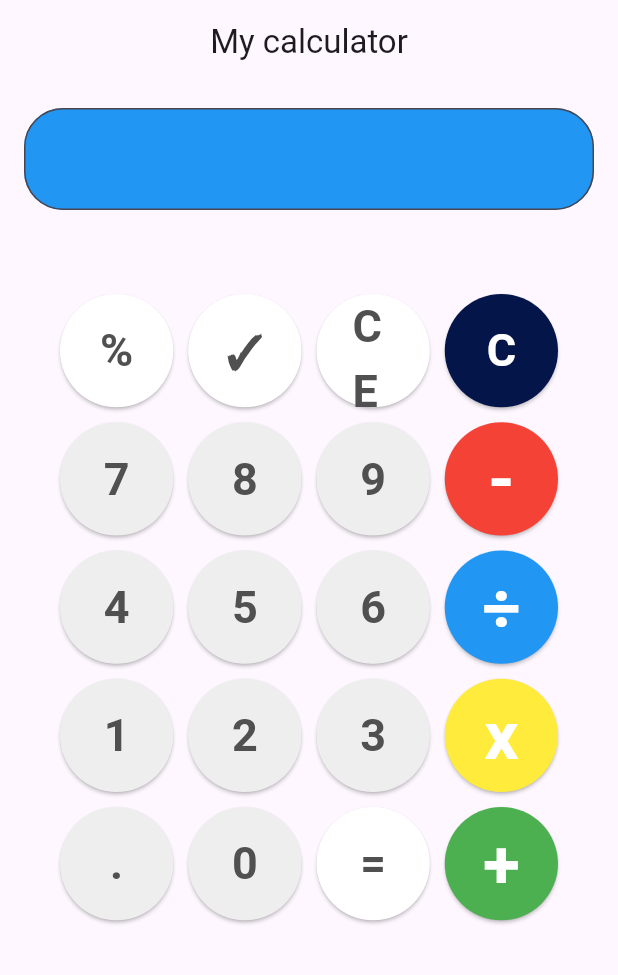
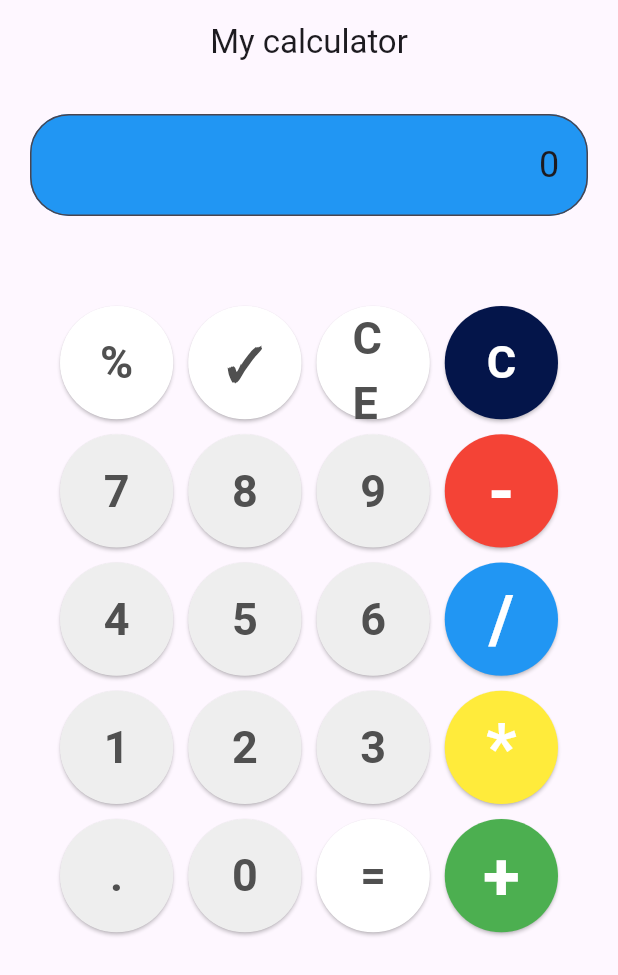
Before and after one commit to ramazon19/Mobil, a Flutter app: the screen it shows after launch, on a phone screen of 412 x 824 dp. Shown: the top 975 px of the screen. Run offline on Flutter 3.47's test engine with Material 3 defaults, Android fonts, the phone set to English and light mode, and no system bars.

Commit message:
added hisoblash amali qushildi

```diff
--- a/lib/screens/main_screen.dart
+++ b/lib/screens/main_screen.dart
@@ -1,6 +1,7 @@
 import 'package:flutter/material.dart';
-import 'package:mobil/screens/input_screen.dart';
-import 'buttons_screen.dart';
+import 'package:flutter/services.dart';
+import 'dart:math';
+
 class MainScreen extends StatefulWidget {
   const MainScreen({super.key});
 
@@ -9,6 +10,91 @@ class MainScreen extends StatefulWidget {
 }
 
 class _MainScreenState extends State<MainScreen> {
+  final TextEditingController _controller = TextEditingController(text: '0');
+  String _a = '';
+  String _b = '';
+  String _oper = '';
+  double _result = 0;
+
+ void btnPressed(String btnText) {
+  if (btnText == 'C') {
+    _controller.text = '0';
+    _a = '';
+    _b = '';
+    _oper = '';
+    _result = 0;
+  } else if (btnText == '+' ||
+      btnText == '*' ||
+      btnText == '-' ||
+      btnText == '/' ||
+      btnText == '%' ||
+      btnText == '✓') {
+    _oper = btnText;
+  } else if (btnText == '=') {
+    switch (_oper) {
+      case '+':
+        _result = double.parse(_a) + double.parse(_b);
+        break;
+      case '-':
+        _result = double.parse(_a) - double.parse(_b);
+        break;
+      case '/':
+        _result = double.parse(_a) / double.parse(_b);
+        break;
+      case '*':
+        _result = double.parse(_a) * double.parse(_b);
+        break;
+      case '%':
+        _result = (double.parse(_a) * double.parse(_b)) / 100;
+        break;
+      case '✓':
+        _result = double.parse(_a) >= 0
+            ? sqrt(double.parse(_a))
+            : double.nan;
+        break;
+    }
+    _controller.text = _result.toString();
+    _a = '';
+    _b = '';
+    _oper = '';
+    _result = 0;
+  } else if (btnText == 'CE') { // CE funksiyasi
+    if (_b.isNotEmpty) {
+      _b = '';
+      _controller.text = '0';
+    } else if (_a.isNotEmpty && _oper.isEmpty) {
+      _a = '';
+      _controller.text = '0';
+    }
+  } else {
+    if (_oper != '') {
+      _b += btnText;
+      _controller.text = _b;
+    } else {
+      _a += btnText;
+      _controller.text = _a;
+    }
+  }
+  setState(() {});
+}
+
+
+  Widget getButton(Color btnColor, String btnText, Color bgColor, double fontSize) {
+    return ElevatedButton(
+        onPressed: () => btnPressed(btnText),
+        style: ElevatedButton.styleFrom(
+          backgroundColor: bgColor,
+        ),
+        child: Text(
+          btnText,
+          style: TextStyle(
+            color: btnColor,
+            fontWeight: FontWeight.bold,
+            fontSize: fontSize,
+          ),
+        ));
+  }
+
   @override
   Widget build(BuildContext context) {
     return MaterialApp(
@@ -20,13 +106,78 @@ class _MainScreenState extends State<MainScreen> {
           title: Text('My calculator'),
           centerTitle: true,
         ),
-        body: const Column(
-
+        body: Column(
           children: [
-            InputScreen(),
-            CalcKeyboardScreen(),
+            Padding(
+              padding: const EdgeInsets.all(20.0),
+              child: TextField(
+                controller: _controller,
+                style: TextStyle(
+                  fontSize: 24,
+                ),
+                decoration: InputDecoration(
+                  filled: true,
+                  fillColor: Colors.blue,
+                  border: OutlineInputBorder(
+                      borderRadius: BorderRadius.all(Radius.circular(26))),
+                  counterText: '',
+                ),
+                keyboardType: TextInputType.number,
+                textAlign: TextAlign.end,
+                inputFormatters: [
+                  FilteringTextInputFormatter.allow(RegExp(r'^\d*\.?\d*')),
+                ],
+                maxLength: 15,
+              ),
+            ),
+            Expanded(
+              child: GridView.count(
+                crossAxisCount: 4,
+                mainAxisSpacing: 10.0,
+                crossAxisSpacing: 10.0,
+                padding: const EdgeInsets.all(40),
+                children: <Widget>[
+                  getButton(const Color.fromARGB(255, 80, 80, 80), '%',
+                      Colors.white, 30),
+                  getButton(const Color.fromARGB(255, 80, 80, 80), '✓',
+                      Colors.white, 30),
+                  getButton(const Color.fromARGB(255, 80, 80, 80), 'CE',
+                      Colors.white, 30),
+                  getButton(Colors.white, 'C',
+                      const Color.fromARGB(255, 4, 21, 74), 30),
+                  getButton(const Color.fromARGB(255, 80, 80, 80), '7',
+                      Colors.grey[200]!, 30),
+                  getButton(const Color.fromARGB(255, 80, 80, 80), '8',
+                      Colors.grey[200]!, 30),
+                  getButton(const Color.fromARGB(255, 80, 80, 80), '9',
+                      Colors.grey[200]!, 30),
+                  getButton(Colors.white, '-', Colors.red, 45),
+                  getButton(const Color.fromARGB(255, 80, 80, 80), '4',
+                      Colors.grey[200]!, 30),
+                  getButton(const Color.fromARGB(255, 80, 80, 80), '5',
+                      Colors.grey[200]!, 30),
+                  getButton(const Color.fromARGB(255, 80, 80, 80), '6',
+                      Colors.grey[200]!, 30),
+                  getButton(Colors.white, '/', Colors.blue, 45),
+                  getButton(const Color.fromARGB(255, 80, 80, 80), '1',
+                      Colors.grey[200]!, 30),
+                  getButton(const Color.fromARGB(255, 80, 80, 80), '2',
+                      Colors.grey[200]!, 30),
+                  getButton(const Color.fromARGB(255, 80, 80, 80), '3',
+                      Colors.grey[200]!, 30),
+                  getButton(Colors.white, '*', Colors.yellow, 45),
+                  getButton(const Color.fromARGB(255, 80, 80, 80), '.',
+                      Colors.grey[200]!, 30),
+                  getButton(const Color.fromARGB(255, 80, 80, 80), '0',
+                      Colors.grey[200]!, 30),
+                  getButton(const Color.fromARGB(255, 80, 80, 80), '=',
+                      Colors.white, 30),
+                  getButton(Colors.white, '+', Colors.green, 45),
+                ],
+              ),
+            )
           ],
-        )
+        ),
       ),
     );
   }
```
Also changed, not shown: lib/screens/input_screen.dart (+8 -1 lines).
